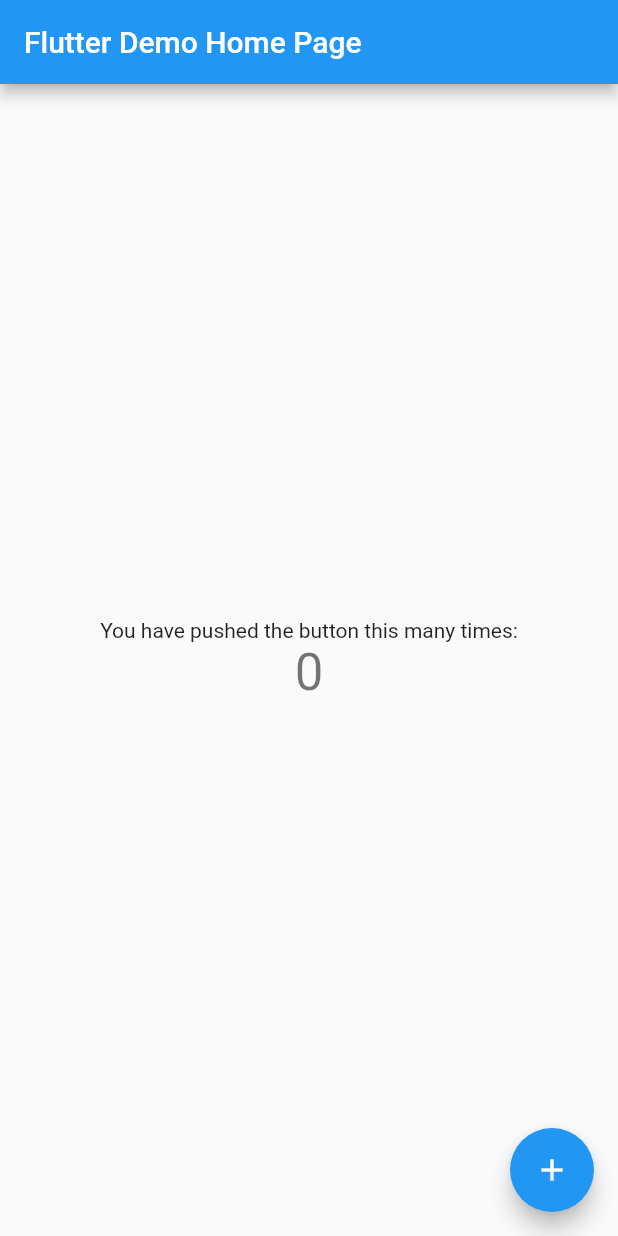
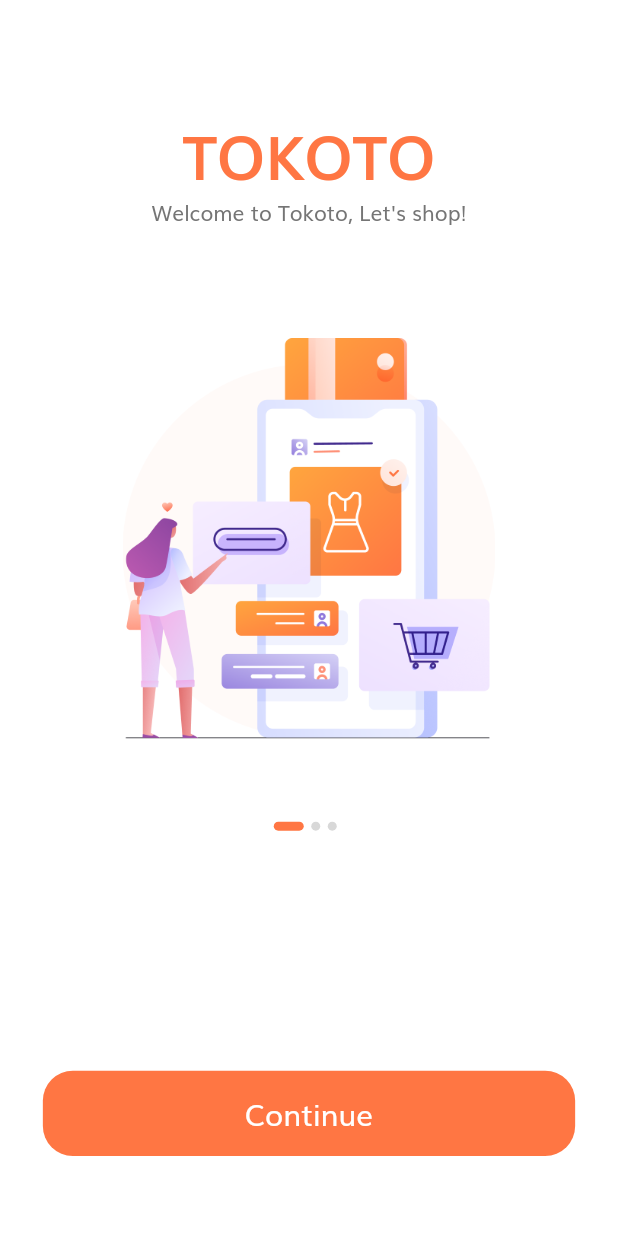
Before and after one commit to Dushy007/shopping-app, a Flutter app: the screen it shows after launch, on a phone screen of 412 x 824 dp. Run offline on Flutter 3.47's test engine with Material 2 defaults, Android fonts, the phone set to English and light mode, and no system bars.

Commit message:
First commit

```diff
--- /dev/null
+++ b/lib/components/default_button.dart
@@ -0,0 +1,30 @@
+import 'package:flutter/material.dart';
+import 'package:shopping_app/constants.dart';
+import 'package:shopping_app/size_config.dart';
+
+class DefaultButton extends StatelessWidget {
+  const DefaultButton({
+    Key? key,
+    this.text,
+    this.press,
+  }) : super(key: key);
+  final String? text;
+  final VoidCallback? press;
+  @override
+  Widget build(BuildContext context) {
+    return SizedBox(
+      width: double.infinity,
+      height: getProportionateScreenHeight(56),
+      child: FlatButton(
+        onPressed: press!,
+        color: kPrimaryColor,
+        shape: RoundedRectangleBorder(borderRadius: BorderRadius.circular(20)),
+        child: Text(
+          text!,
+          style: TextStyle(
+              fontSize: getProportionateScreenWidth(18), color: Colors.white),
+        ),
+      ),
+    );
+  }
+}
--- a/lib/main.dart
+++ b/lib/main.dart
@@ -1,4 +1,7 @@
 import 'package:flutter/material.dart';
+import 'package:shopping_app/constants.dart';
+import 'package:shopping_app/routes.dart';
+import 'package:shopping_app/screens/splash/splash_screen.dart';
 
 void main() {
   runApp(MyApp());
@@ -9,105 +12,19 @@ class MyApp extends StatelessWidget {
   @override
   Widget build(BuildContext context) {
     return MaterialApp(
+      debugShowCheckedModeBanner: false,
       title: 'Flutter Demo',
       theme: ThemeData(
-        // This is the theme of your application.
-        //
-        // Try running your application with "flutter run". You'll see the
-        // application has a blue toolbar. Then, without quitting the app, try
-        // changing the primarySwatch below to Colors.green and then invoke
-        // "hot reload" (press "r" in the console where you ran "flutter run",
-        // or simply save your changes to "hot reload" in a Flutter IDE).
-        // Notice that the counter didn't reset back to zero; the application
-        // is not restarted.
-        primarySwatch: Colors.blue,
+        scaffoldBackgroundColor: Colors.white,
+        fontFamily: "Muli",
+        textTheme: TextTheme(
+          bodyText1: TextStyle(color: kTextColor),
+          bodyText2: TextStyle(color: kTextColor),
+        ),
+        visualDensity: VisualDensity.adaptivePlatformDensity,
       ),
-      home: MyHomePage(title: 'Flutter Demo Home Page'),
+      initialRoute: SplashScreen.routeName,
+      routes: routes,
     );
   }
 }
-
-class MyHomePage extends StatefulWidget {
-  MyHomePage({Key? key, this.title}) : super(key: key);
-
-  // This widget is the home page of your application. It is stateful, meaning
-  // that it has a State object (defined below) that contains fields that affect
-  // how it looks.
-
-  // This class is the configuration for the state. It holds the values (in this
-  // case the title) provided by the parent (in this case the App widget) and
-  // used by the build method of the State. Fields in a Widget subclass are
-  // always marked "final".
-
-  final String? title;
-
-  @override
-  _MyHomePageState createState() => _MyHomePageState();
-}
-
-class _MyHomePageState extends State<MyHomePage> {
-  int _counter = 0;
-
-  void _incrementCounter() {
-    setState(() {
-      // This call to setState tells the Flutter framework that something has
-      // changed in this State, which causes it to rerun the build method below
-      // so that the display can reflect the updated values. If we changed
-      // _counter without calling setState(), then the build method would not be
-      // called again, and so nothing would appear to happen.
-      _counter++;
-    });
-  }
-
-  @override
-  Widget build(BuildContext context) {
-    // This method is rerun every time setState is called, for instance as done
-    // by the _incrementCounter method above.
-    //
-    // The Flutter framework has been optimized to make rerunning build methods
-    // fast, so that you can just rebuild anything that needs updating rather
-    // than having to individually change instances of widgets.
-    return Scaffold(
-      appBar: AppBar(
-        // Here we take the value from the MyHomePage object that was created by
-        // the App.build method, and use it to set our appbar title.
-        title: Text(widget.title!),
-      ),
-      body: Center(
-        // Center is a layout widget. It takes a single child and positions it
-        // in the middle of the parent.
-        child: Column(
-          // Column is also a layout widget. It takes a list of children and
-          // arranges them vertically. By default, it sizes itself to fit its
-          // children horizontally, and tries to be as tall as its parent.
-          //
-          // Invoke "debug painting" (press "p" in the console, choose the
-          // "Toggle Debug Paint" action from the Flutter Inspector in Android
-          // Studio, or the "Toggle Debug Paint" command in Visual Studio Code)
-          // to see the wireframe for each widget.
-          //
-          // Column has various properties to control how it sizes itself and
-          // how it positions its children. Here we use mainAxisAlignment to
-          // center the children vertically; the main axis here is the vertical
-          // axis because Columns are vertical (the cross axis would be
-          // horizontal).
-          mainAxisAlignment: MainAxisAlignment.center,
-          children: <Widget>[
-            Text(
-              'You have pushed the button this many times:',
-            ),
-            Text(
-              '$_counter',
-              style: Theme.of(context).textTheme.headline4,
-            ),
-          ],
-        ),
-      ),
-      floatingActionButton: FloatingActionButton(
-        onPressed: _incrementCounter,
-        tooltip: 'Increment',
-        child: Icon(Icons.add),
-      ), // This trailing comma makes auto-formatting nicer for build methods.
-    );
-  }
-}
--- /dev/null
+++ b/lib/routes.dart
@@ -0,0 +1,6 @@
+import 'package:flutter/material.dart';
+import 'package:shopping_app/screens/splash/splash_screen.dart';
+
+final Map<String, WidgetBuilder> routes = {
+  SplashScreen.routeName: (context) => SplashScreen(),
+};
--- /dev/null
+++ b/lib/screens/splash/components/body.dart
@@ -0,0 +1,92 @@
+import 'package:flutter/material.dart';
+import 'package:shopping_app/components/default_button.dart';
+import 'package:shopping_app/constants.dart';
+import 'package:shopping_app/screens/splash/components/splash_content.dart';
+import 'package:shopping_app/size_config.dart';
+
+class Body extends StatefulWidget {
+  @override
+  _BodyState createState() => _BodyState();
+}
+
+class _BodyState extends State<Body> {
+  int currentPage = 0;
+  List<Map<String, String>> splashData = [
+    {
+      "text": "Welcome to Tokoto, Let's shop!",
+      "image": "assets/images/splash_1.png"
+    },
+    {
+      "text":
+          "We help people connect with store \naround United State of America",
+      "image": "assets/images/splash_2.png"
+    },
+    {
+      "text": "We show the easy way to shop. \n Just stay at home with us",
+      "image": "assets/images/splash_3.png"
+    },
+  ];
+  @override
+  Widget build(BuildContext context) {
+    return SafeArea(
+      child: Column(
+        children: [
+          Expanded(
+            flex: 3,
+            child: PageView.builder(
+              onPageChanged: (value) {
+                setState(() {
+                  currentPage = value;
+                });
+              },
+              itemCount: splashData.length,
+              itemBuilder: (context, index) => SplashContent(
+                text: splashData[index]["text"],
+                image: splashData[index]["image"],
+              ),
+            ),
+          ),
+          Expanded(
+            flex: 2,
+            child: Padding(
+              padding: EdgeInsets.symmetric(
+                horizontal: getProportionateScreenWidth(26),
+              ),
+              child: Column(
+                children: <Widget>[
+                  Spacer(),
+                  Row(
+                    mainAxisAlignment: MainAxisAlignment.center,
+                    children: List.generate(
+                      splashData.length,
+                      (index) => buildDot(index: index),
+                    ),
+                  ),
+                  Spacer(flex: 3),
+                  DefaultButton(
+                    text: "Continue",
+                    press: () {},
+                  ),
+                  Spacer(),
+                ],
+              ),
+            ),
+          ),
+        ],
+      ),
+    );
+  }
+
+  AnimatedContainer buildDot({int? index}) {
+    return AnimatedContainer(
+      duration: kAnimationDuration,
+      margin: EdgeInsets.only(right: 5),
+      height: 6,
+      width: currentPage == index ? 20 : 6,
+      decoration: BoxDecoration(
+        color: currentPage == index ? kPrimaryColor : Color(0xFFD8D8D8),
+        borderRadius: BorderRadius.circular(3),
+      ),
+    );
+  }
+}
--- /dev/null
+++ b/lib/screens/splash/components/splash_content.dart
@@ -0,0 +1,40 @@
+import 'package:flutter/material.dart';
+import 'package:shopping_app/constants.dart';
+import 'package:shopping_app/size_config.dart';
+
+class SplashContent extends StatelessWidget {
+  const SplashContent({
+    Key? key,
+    this.text,
+    this.image,
+  }) : super(key: key);
+
+  final String? text;
+  final String? image;
+  @override
+  Widget build(BuildContext context) {
+    return Column(
+      children: [
+        Spacer(),
+        Text(
+          "TOKOTO",
+          style: TextStyle(
+            color: kPrimaryColor,
+            fontSize: getProportionateScreenWidth(36),
+            fontWeight: FontWeight.bold,
+          ),
+        ),
+        Text(
+          text!,
+          textAlign: TextAlign.center,
+        ),
+        Spacer(),
+        Image.asset(
+          image!,
+          height: getProportionateScreenHeight(265),
+          width: getProportionateScreenWidth(235),
+        )
+      ],
+    );
+  }
+}
--- /dev/null
+++ b/lib/screens/splash/splash_screen.dart
@@ -0,0 +1,14 @@
+import 'package:flutter/material.dart';
+import 'package:shopping_app/screens/splash/components/body.dart';
+import 'package:shopping_app/size_config.dart';
+
+class SplashScreen extends StatelessWidget {
+  static const String routeName = "/splash";
+  @override
+  Widget build(BuildContext context) {
+    SizeConfig().init(context);
+    return Scaffold(
+      body: Body(),
+    );
+  }
+}
--- a/lib/size_config.dart
+++ b/lib/size_config.dart
@@ -0,0 +1,30 @@
+import 'package:flutter/material.dart';
+
+class SizeConfig {
+  static MediaQueryData? _mediaQueryData;
+  static double? screenWidth;
+  static double? screenHeight;
+  static double? defaultSize;
+  static Orientation? orientation;
+
+  void init(BuildContext context) {
+    _mediaQueryData = MediaQuery.of(context);
+    screenWidth = _mediaQueryData!.size.width;
+    screenHeight = _mediaQueryData!.size.height;
+    orientation = _mediaQueryData!.orientation;
+  }
+}
+
+// Get the proportionate height as per screen size
+double getProportionateScreenHeight(double inputHeight) {
+  double screenHeight = SizeConfig.screenHeight!;
+  //812 is the layout height designer use
+  return (inputHeight / 812.0) * screenHeight;
+}
+
+// Get the proportionate height as per screen size
+double getProportionateScreenWidth(double inputWidth) {
+  double screenWidth = SizeConfig.screenWidth!;
+  // 375 is the layout height designer use
+  return (inputWidth / 375.0) * screenWidth;
+}
```
Also changed, not shown: pubspec.yaml (+13 -9 lines), pubspec.lock.
